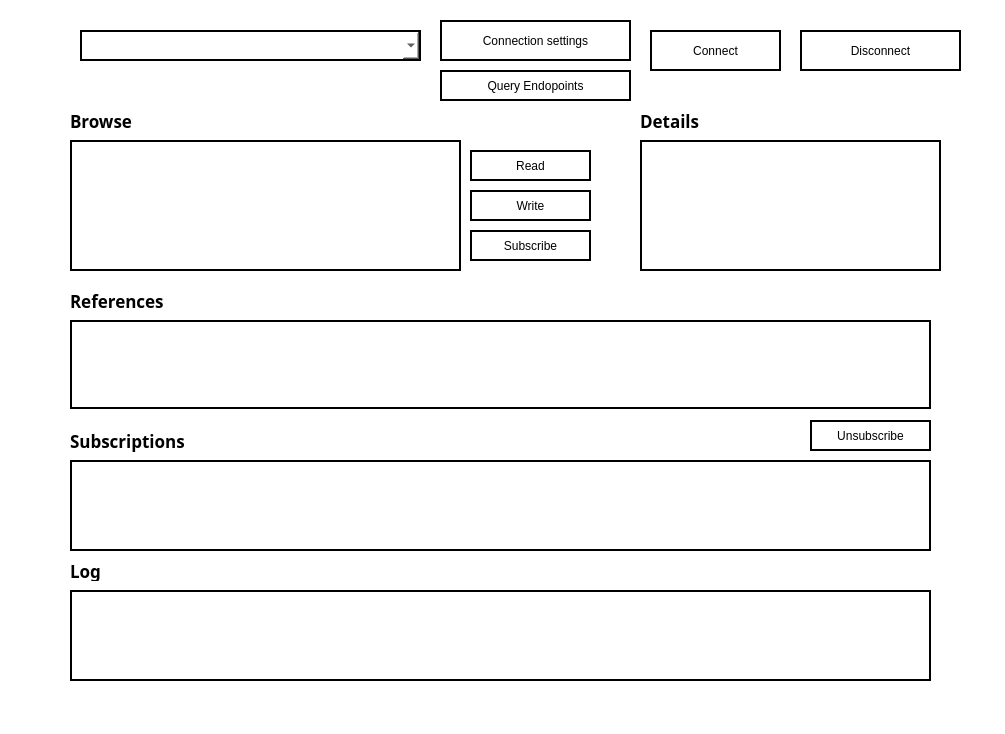
The window that opc-client/mainWindow.ui (alexlocastro/industrial-informatics-opc-ua-python) describes before a commit, drawn with Qt 5.
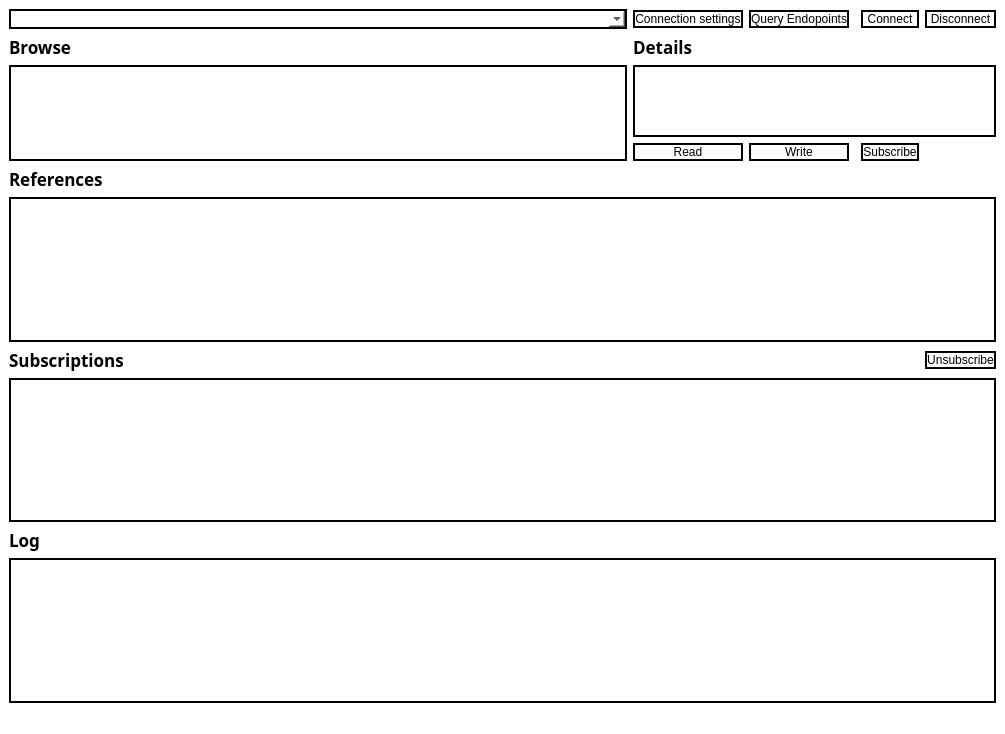
The same window after the commit.

Commit message: add grid layout in main window

Diff of the .ui file:
```diff
--- a/opc-client/mainWindow.ui
+++ b/opc-client/mainWindow.ui
@@ -25,29 +25,17 @@
 </string>
   </property>
   <widget class="QWidget" name="centralwidget">
+   <layout class="QGridLayout" name="gridLayout">
+    <item row="9" column="0" colspan="6">
    <widget class="QTableView" name="refView">
-    <property name="geometry">
-     <rect>
-      <x>70</x>
-      <y>320</y>
-      <width>861</width>
-      <height>89</height>
-     </rect>
-    </property>
     <property name="styleSheet">
      <string notr="true">border: 2px solid black;
 </string>
     </property>
    </widget>
-   <widget class="QPushButton" name="subDataChangeButton">
-    <property name="geometry">
-     <rect>
-      <x>470</x>
-      <y>230</y>
-      <width>121</width>
-      <height>31</height>
-     </rect>
-    </property>
+    </item>
+    <item row="0" column="4">
+     <widget class="QPushButton" name="connectButton">
     <property name="styleSheet">
      <string notr="true">QPushButton {
 	background-color: white;
@@ -55,60 +43,12 @@
 }</string>
     </property>
     <property name="text">
-     <string>Subscribe</string>
-    </property>
-   </widget>
-   <widget class="QLabel" name="label">
-    <property name="geometry">
-     <rect>
-      <x>70</x>
-      <y>290</y>
-      <width>111</width>
-      <height>21</height>
-     </rect>
-    </property>
-    <property name="font">
-     <font>
-      <family>Ubuntu Mono</family>
-      <pointsize>13</pointsize>
-      <weight>75</weight>
-      <bold>true</bold>
-     </font>
-    </property>
-    <property name="text">
-     <string>References</string>
-    </property>
-   </widget>
-   <widget class="QLabel" name="label_2">
-    <property name="geometry">
-     <rect>
-      <x>70</x>
-      <y>420</y>
-      <width>141</width>
-      <height>41</height>
-     </rect>
-    </property>
-    <property name="font">
-     <font>
-      <family>Ubuntu Mono</family>
-      <pointsize>13</pointsize>
-      <weight>75</weight>
-      <bold>true</bold>
-     </font>
-    </property>
-    <property name="text">
-     <string>Subscriptions</string>
-    </property>
-   </widget>
+       <string>Connect</string>
+      </property>
+     </widget>
+    </item>
+    <item row="10" column="5">
    <widget class="QPushButton" name="unsubDataChangeButton">
-    <property name="geometry">
-     <rect>
-      <x>810</x>
-      <y>420</y>
-      <width>121</width>
-      <height>31</height>
-     </rect>
-    </property>
     <property name="styleSheet">
      <string notr="true">QPushButton {
 	background-color: white;
@@ -119,15 +59,43 @@
      <string>Unsubscribe</string>
     </property>
    </widget>
+    </item>
+    <item row="0" column="2">
+     <widget class="QPushButton" name="endpointsButton">
+      <property name="styleSheet">
+       <string notr="true">QPushButton {
+	background-color: white;
+	border: 2px solid black;
+}</string>
+      </property>
+      <property name="text">
+       <string>Query Endopoints</string>
+      </property>
+     </widget>
+    </item>
+    <item row="11" column="0" colspan="6">
+     <widget class="QTableView" name="subView">
+      <property name="styleSheet">
+       <string notr="true">border: 2px solid black;
+</string>
+      </property>
+     </widget>
+    </item>
+    <item row="0" column="1">
+     <widget class="QPushButton" name="connSettingsButton">
+      <property name="styleSheet">
+       <string notr="true">QPushButton {
+	background-color: white;
+	border: 2px solid black;
+}</string>
+      </property>
+      <property name="text">
+       <string>Connection settings</string>
+      </property>
+     </widget>
+    </item>
+    <item row="0" column="5">
    <widget class="QPushButton" name="disconnectButton">
-    <property name="geometry">
-     <rect>
-      <x>800</x>
-      <y>30</y>
-      <width>161</width>
-      <height>41</height>
-     </rect>
-    </property>
     <property name="styleSheet">
      <string notr="true">QPushButton {
 	background-color: white;
@@ -138,43 +106,17 @@
      <string>Disconnect</string>
     </property>
    </widget>
+    </item>
+    <item row="13" column="0" colspan="6">
    <widget class="QTextEdit" name="logTextEdit">
-    <property name="geometry">
-     <rect>
-      <x>70</x>
-      <y>590</y>
-      <width>861</width>
-      <height>91</height>
-     </rect>
-    </property>
     <property name="styleSheet">
      <string notr="true">border: 2px solid black;
 </string>
     </property>
    </widget>
-   <widget class="QTableView" name="subView">
-    <property name="geometry">
-     <rect>
-      <x>70</x>
-      <y>460</y>
-      <width>861</width>
-      <height>91</height>
-     </rect>
-    </property>
-    <property name="styleSheet">
-     <string notr="true">border: 2px solid black;
-</string>
-    </property>
-   </widget>
+    </item>
+    <item row="0" column="0">
    <widget class="QComboBox" name="addressComboBox">
-    <property name="geometry">
-     <rect>
-      <x>80</x>
-      <y>30</y>
-      <width>341</width>
-      <height>31</height>
-     </rect>
-    </property>
     <property name="sizePolicy">
      <sizepolicy hsizetype="Expanding" vsizetype="Fixed">
       <horstretch>0</horstretch>
@@ -188,121 +130,108 @@
      <bool>true</bool>
     </property>
    </widget>
-   <widget class="QPushButton" name="connectButton">
-    <property name="geometry">
-     <rect>
-      <x>650</x>
-      <y>30</y>
-      <width>131</width>
-      <height>41</height>
-     </rect>
-    </property>
-    <property name="styleSheet">
-     <string notr="true">QPushButton {
-	background-color: white;
-	border: 2px solid black;
-}</string>
-    </property>
+    </item>
+    <item row="12" column="0">
+     <widget class="QLabel" name="label_5">
+      <property name="font">
+       <font>
+        <family>Ubuntu Mono</family>
+        <pointsize>13</pointsize>
+        <weight>75</weight>
+        <bold>true</bold>
+       </font>
+      </property>
     <property name="text">
-     <string>Connect</string>
-    </property>
-   </widget>
-   <widget class="QPushButton" name="connSettingsButton">
-    <property name="geometry">
-     <rect>
-      <x>440</x>
-      <y>20</y>
-      <width>191</width>
-      <height>41</height>
-     </rect>
-    </property>
-    <property name="styleSheet">
-     <string notr="true">QPushButton {
-	background-color: white;
-	border: 2px solid black;
-}</string>
-    </property>
+       <string>Log</string>
+      </property>
+     </widget>
+    </item>
+    <item row="10" column="0">
+     <widget class="QLabel" name="label_2">
+      <property name="font">
+       <font>
+        <family>Ubuntu Mono</family>
+        <pointsize>13</pointsize>
+        <weight>75</weight>
+        <bold>true</bold>
+       </font>
+      </property>
     <property name="text">
-     <string>Connection settings</string>
-    </property>
-   </widget>
-   <widget class="QPushButton" name="endpointsButton">
-    <property name="geometry">
-     <rect>
-      <x>440</x>
-      <y>70</y>
-      <width>191</width>
-      <height>31</height>
-     </rect>
-    </property>
-    <property name="styleSheet">
-     <string notr="true">QPushButton {
-	background-color: white;
-	border: 2px solid black;
-}</string>
-    </property>
+       <string>Subscriptions</string>
+      </property>
+     </widget>
+    </item>
+    <item row="2" column="0">
+     <widget class="QLabel" name="label_4">
+      <property name="font">
+       <font>
+        <family>Ubuntu Mono</family>
+        <pointsize>13</pointsize>
+        <weight>75</weight>
+        <bold>true</bold>
+       </font>
+      </property>
     <property name="text">
-     <string>Query Endopoints</string>
-    </property>
-   </widget>
+       <string>Browse</string>
+      </property>
+     </widget>
+    </item>
+    <item row="3" column="1" rowspan="4" colspan="5">
    <widget class="QTreeView" name="attrView">
     <property name="enabled">
      <bool>true</bool>
     </property>
-    <property name="geometry">
-     <rect>
-      <x>640</x>
-      <y>140</y>
-      <width>301</width>
-      <height>131</height>
-     </rect>
-    </property>
     <property name="styleSheet">
      <string notr="true">border: 2px solid black;
 </string>
     </property>
    </widget>
+    </item>
+    <item row="2" column="1">
+     <widget class="QLabel" name="label_3">
+      <property name="font">
+       <font>
+        <family>Ubuntu Mono</family>
+        <pointsize>13</pointsize>
+        <weight>75</weight>
+        <bold>true</bold>
+       </font>
+      </property>
+      <property name="text">
+       <string>Details</string>
+      </property>
+     </widget>
+    </item>
+    <item row="8" column="0">
+     <widget class="QLabel" name="label">
+      <property name="font">
+       <font>
+        <family>Ubuntu Mono</family>
+        <pointsize>13</pointsize>
+        <weight>75</weight>
+        <bold>true</bold>
+       </font>
+      </property>
+      <property name="text">
+       <string>References</string>
+      </property>
+     </widget>
+    </item>
+    <item row="3" column="0" rowspan="5">
    <widget class="QTreeView" name="treeView">
-    <property name="geometry">
-     <rect>
-      <x>70</x>
-      <y>140</y>
-      <width>391</width>
-      <height>131</height>
-     </rect>
-    </property>
     <property name="styleSheet">
      <string notr="true">border: 2px solid black;
 </string>
     </property>
    </widget>
-   <widget class="QPushButton" name="writeButton">
-    <property name="geometry">
-     <rect>
-      <x>470</x>
-      <y>190</y>
-      <width>121</width>
-      <height>31</height>
-     </rect>
-    </property>
-    <property name="styleSheet">
-     <string notr="true">QPushButton {
-	background-color: white;
-	border: 2px solid black;
-}</string>
-    </property>
-    <property name="text">
-     <string>Write</string>
-    </property>
-   </widget>
+    </item>
+    <item row="7" column="1">
    <widget class="QPushButton" name="readButton">
-    <property name="geometry">
-     <rect>
-      <x>470</x>
-      <y>150</y>
-      <width>121</width>
-      <height>31</height>
-     </rect>
+      <property name="sizePolicy">
+       <sizepolicy hsizetype="Minimum" vsizetype="Fixed">
+        <horstretch>0</horstretch>
+        <verstretch>0</verstretch>
+       </sizepolicy>
     </property>
     <property name="styleSheet">
      <string notr="true">QPushButton {
@@ -314,69 +243,34 @@
      <string>Read</string>
     </property>
    </widget>
-   <widget class="QLabel" name="label_3">
-    <property name="geometry">
-     <rect>
-      <x>640</x>
-      <y>110</y>
-      <width>111</width>
-      <height>21</height>
-     </rect>
-    </property>
-    <property name="font">
-     <font>
-      <family>Ubuntu Mono</family>
-      <pointsize>13</pointsize>
-      <weight>75</weight>
-      <bold>true</bold>
-     </font>
-    </property>
+    </item>
+    <item row="7" column="2">
+     <widget class="QPushButton" name="writeButton">
+      <property name="styleSheet">
+       <string notr="true">QPushButton {
+	background-color: white;
+	border: 2px solid black;
+}</string>
+      </property>
     <property name="text">
-     <string>Details</string>
-    </property>
-   </widget>
-   <widget class="QLabel" name="label_4">
-    <property name="geometry">
-     <rect>
-      <x>70</x>
-      <y>110</y>
-      <width>111</width>
-      <height>21</height>
-     </rect>
-    </property>
-    <property name="font">
-     <font>
-      <family>Ubuntu Mono</family>
-      <pointsize>13</pointsize>
-      <weight>75</weight>
-      <bold>true</bold>
-     </font>
-    </property>
+       <string>Write</string>
+      </property>
+     </widget>
+    </item>
+    <item row="7" column="4">
+     <widget class="QPushButton" name="subDataChangeButton">
+      <property name="styleSheet">
+       <string notr="true">QPushButton {
+	background-color: white;
+	border: 2px solid black;
+}</string>
+      </property>
     <property name="text">
-     <string>Browse</string>
-    </property>
-   </widget>
-   <widget class="QLabel" name="label_5">
-    <property name="geometry">
-     <rect>
-      <x>70</x>
-      <y>560</y>
-      <width>141</width>
-      <height>21</height>
-     </rect>
-    </property>
-    <property name="font">
-     <font>
-      <family>Ubuntu Mono</family>
-      <pointsize>13</pointsize>
-      <weight>75</weight>
-      <bold>true</bold>
-     </font>
-    </property>
-    <property name="text">
-     <string>Log</string>
-    </property>
-   </widget>
+       <string>Subscribe</string>
+      </property>
+     </widget>
+    </item>
+   </layout>
   </widget>
   <widget class="QStatusBar" name="statusbar"/>
  </widget>
```
Lines whose indentation alone changed are shown as unchanged. The commit also changes 1 other file.
